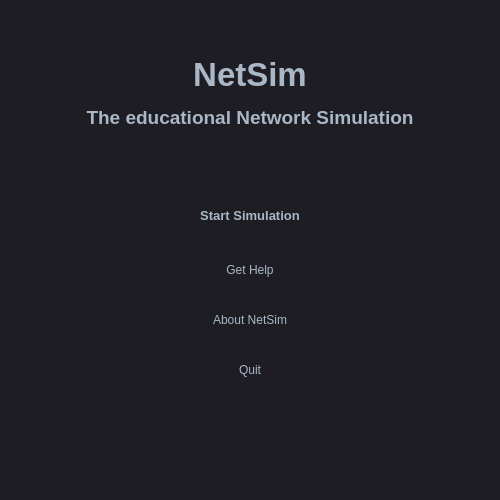
First picture: the form in src/views/windows/welcomewindow.ui, repository Filan-glitch/NetSim, before the edit.
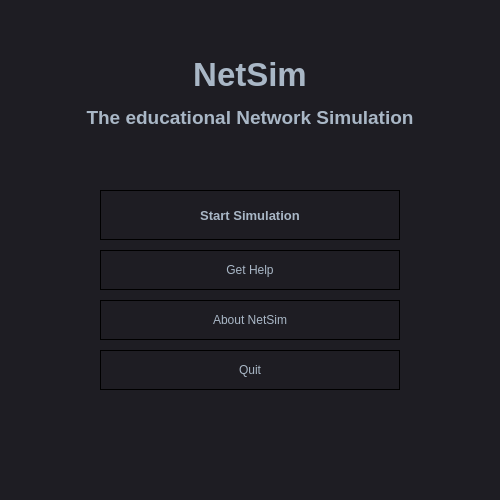
Second picture: the form after the edit. Icons and pictures are not drawn.

Patch:
```diff
--- a/src/views/windows/welcomewindow.ui
+++ b/src/views/windows/welcomewindow.ui
@@ -73,21 +73,16 @@
 }
 QPushButton{
 	border-style: solid;
-	border-top-color: transparent;
-	border-right-color: transparent;
-	border-left-color: transparent;
-	border-bottom-color: transparent;
 	border-width: 1px;
 	border-style: solid;
+	border-color: black;
 	color: #a9b7c6;
 	padding: 2px;
 	background-color: #1e1d23;
 }
 QPushButton::default{
-	border-style: inset;
-	border-top-color: transparent;
-	border-right-color: transparent;
-	border-left-color: transparent;
+	border-bottom-style: inset;
+	border-color: black;
 	border-bottom-color: #04b97f;
 	border-width: 1px;
 	color: #a9b7c6;
@@ -234,13 +229,13 @@
 	background-color:#1e1d23;
 }
 QTabWidget::pane {
-		border-color: rgb(77,77,77);
-		background-color:#1e1d23;
-		border-style: solid;
-		border-width: 1px;
-    	border-radius: 6px;
+	border-top-color: transparent;
+	border-right-color: transparent;
+	border-left-color: transparent;
+	border-bottom-color: transparent;
 }
 QTabBar::tab {
+	height: 30px;
 	border-style: solid;
 	border-top-color: transparent;
 	border-right-color: transparent;
@@ -253,7 +248,8 @@
 	margin-left:3px;
 	background-color: #1e1d23;
 }
-QTabBar::tab:selected, QTabBar::tab:last:selected, QTabBar::tab:hover {
+QTabBar::tab:selected  {
+	height: 30px;
   	border-style: solid;
 	border-top-color: transparent;
 	border-right-color: transparent;
@@ -428,6 +424,40 @@
 }
 QSlider::sub-page:vertical {
     background: #04b97f;
+}
+
+QTableView { 
+	color: #a9b7c6; 
+	background-color : #1e1d23;
+	alternate-background-color:  #3a3940;
+	gridline-color: #a9b7c6;
+}
+
+QTableView QTableCornerButton::section {
+	background-color: #1e1d23;
+}
+
+QHeaderView {
+	background-color: #1e1d23;
+}
+
+QHeaderView::section {
+	background-color:#2a2930;
+	color: #a9b7c6;
+}
+QTreeWidget { 
+	color: #a9b7c6; 
+	background-color : #1e1d23; 
+	show-decoration-selected: 1;
+}
+QTreeWidget::branch:has-children:!has-siblings:closed,
+QTreeWidget::branch:closed:has-children:has-siblings {
+    image: url(:/collapsed.svg);
+}
+
+QTreeWidget::branch:open:has-children:!has-siblings,
+QTreeWidget::branch:open:has-children:has-siblings {
+    image: url(:/ellapsed.svg);
 }</string>
   </property>
   <property name="documentMode">
```
Left out of the diff: 12 changed lines with no effect on the pictures.
